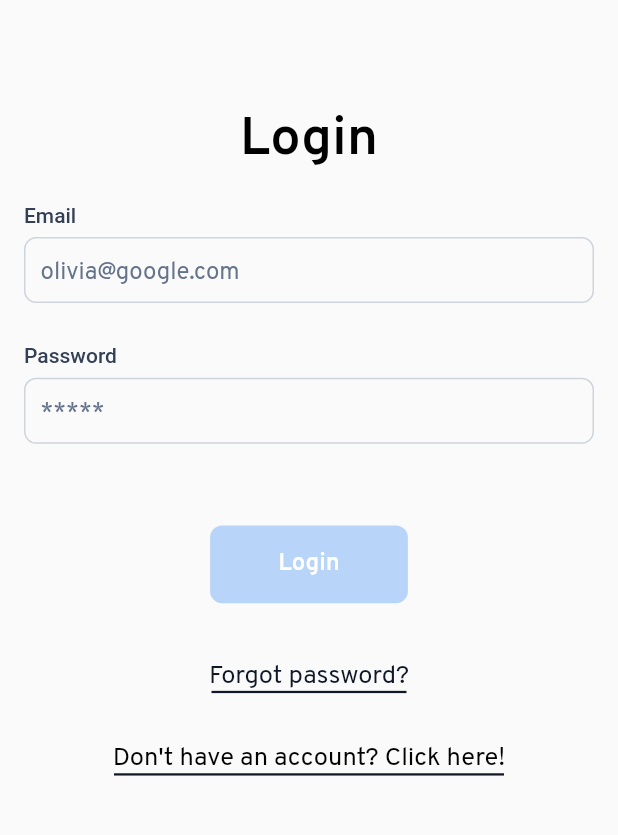
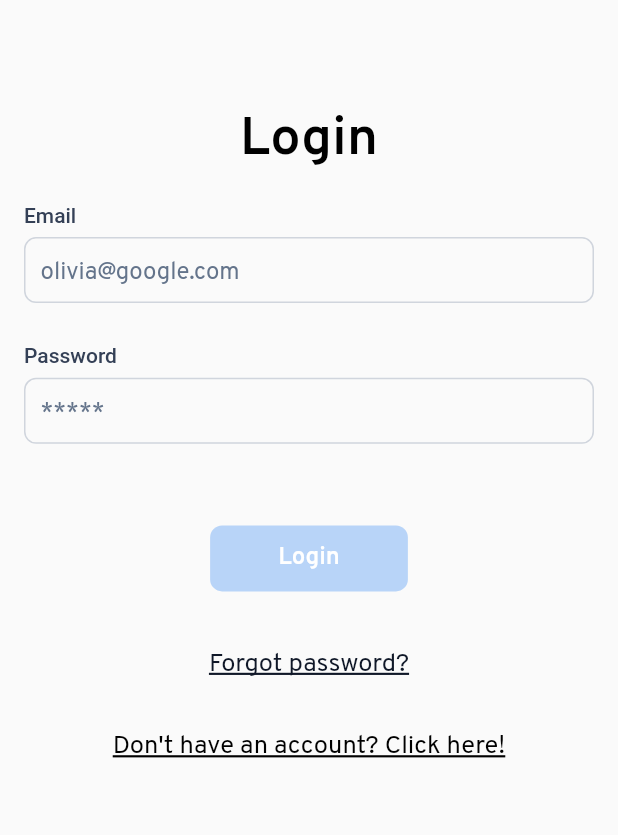
Before and after one commit to JyotBrainBinary/yitaku_new, a Flutter app: the screen it shows after launch, on a phone screen of 412 x 824 dp, the part 176-1011 px from its top. Run offline on Flutter 3.47's test engine with Material 2 defaults, Android fonts, the light colour scheme and no system bars; our stand-ins replace carousel_slider, email_validator, get.

Commit message:
CHANGE J

```diff
--- a/lib/screen/Auth/Login/loginScreen.dart
+++ b/lib/screen/Auth/Login/loginScreen.dart
@@ -34,7 +34,7 @@ class LoginScreen extends StatelessWidget {
                         Align(
                           alignment: Alignment.center,
                           child: Text(
-                            "Login",
+                            StringRes.login,
                             style: semiBold(
                                 color: ColorRes.color767676, fontSize: 30),
                           ),
--- a/lib/screen/Auth/createAccount/create_account_controller.dart
+++ b/lib/screen/Auth/createAccount/create_account_controller.dart
@@ -1,5 +1,6 @@
 import 'package:flutter/material.dart';
 import 'package:get/get.dart';
+import 'package:yitaku/screen/complete_signup/complete_signin_screen.dart';
 import 'package:yitaku/screen/goal_screen/goal_screen.dart';
 import 'package:yitaku/utils/StringRes.dart';
 
@@ -49,9 +50,9 @@ class CreateAccountController extends GetxController {
     update(['createaccount']);
   }
 
-  onTapLogin() {
+  onTapSignUp() {
     if (validation()) {
-      Get.offAll(() => GoalScreen());
+      Get.to(() => CompleteSignupScreen());
     }
     update(['createaccount']);
   }
--- a/lib/screen/complete_signup/complete_signup_controller.dart
+++ b/lib/screen/complete_signup/complete_signup_controller.dart
@@ -45,9 +45,9 @@ class CompleteSignupController extends GetxController {
     update(['complete']);
   }
 
-  onTapLogin() {
+  onTapCompleteSignUp() {
     if (validation()) {
-      Get.offAll(() => GoalScreen());
+      Get.to(() => GoalScreen());
     }
     update(['newlogin']);
   }
--- a/lib/screen/loginpage_new/login_new.dart
+++ b/lib/screen/loginpage_new/login_new.dart
@@ -33,9 +33,9 @@ class LoginPageNew extends StatelessWidget {
                   child: Column(
                     crossAxisAlignment: CrossAxisAlignment.start,
                     children: [
+
+
                       /// ----- top --------
-                      ///
-
                       SizedBox(
                         height: Get.height * 0.062,
                       ),
@@ -221,7 +221,8 @@ class LoginPageNew extends StatelessWidget {
                               child: Align(
                                 alignment: Alignment.center,
                                 child: Container(
-                                  height: Get.height * 0.063,
+                                  height: 44,
+                                  //height: Get.height * 0.063,
                                   width: Get.width * 0.32,
                                   alignment: Alignment.center,
                                   decoration: BoxDecoration(
@@ -238,14 +239,15 @@ class LoginPageNew extends StatelessWidget {
                           : Align(
                               alignment: Alignment.center,
                               child: Container(
-                                height: Get.height * 0.063,
+                                height: 44,
+                                //height: Get.height * 0.063,
                                 width: Get.width * 0.32,
                                 alignment: Alignment.center,
                                 decoration: BoxDecoration(
                                   borderRadius: BorderRadius.circular(8),
                                   color: ColorRes.disableColor,
                                 ),
-                                child: Text("Login",
+                                child: Text(StringRes.login,
                                     style: overpassRegular(
                                         fontWeight: FontWeight.w600,
                                         fontSize: 16)),
@@ -265,14 +267,14 @@ class LoginPageNew extends StatelessWidget {
                               style: overpassRegular(
                                 color: ColorRes.fontGrey,
                                 fontSize: 17,
-                                //textdeco: TextDecoration.underline,
+                                textdeco: TextDecoration.underline,
                               ),
                             ),
-                            Container(
+                            /*Container(
                               height: 1.5,
                               width: 130,
                               color: ColorRes.fontGrey,
-                            ),
+                            ),*/
                           ],
                         ),
                       ),
@@ -291,18 +293,18 @@ class LoginPageNew extends StatelessWidget {
                             children: [
                               Text(
                                 StringRes.doNot,
-                                // style: TextStyle(decoration: TextDecoration.underline),
+                                //style: TextStyle(decoration: TextDecoration.underline),
                                 style: overpassRegular(
                                   color: ColorRes.black,
                                   fontSize: 17,
-                                  //textdeco: TextDecoration.underline,
+                                  textdeco: TextDecoration.underline,
                                 ),
                               ),
-                              Container(
+                              /*Container(
                                 height: 1.5,
                                 width: 260,
                                 color: ColorRes.fontGrey,
-                              ),
+                              ),*/
                             ],
                           ),
                         ),
--- a/lib/screen/loginpage_new/login_new_controller.dart
+++ b/lib/screen/loginpage_new/login_new_controller.dart
@@ -49,7 +49,7 @@ emailTextActive =false;
 
   onTapLogin() {
     if (validation()) {
-      Get.offAll(() => GoalScreen());
+      Get.to(() => GoalScreen());
     }
     update(['newlogin']);
   }
--- a/lib/screen/typeSeller_screen/type_seller_screen.dart
+++ b/lib/screen/typeSeller_screen/type_seller_screen.dart
@@ -66,7 +66,8 @@ class TypeSellerScreen extends StatelessWidget {
                               borderRadius: BorderRadius.circular(10),
                               border: Border.all(
                                   width: 1.3,
-                                  color: typeSellerController.isDrop == true
+                                  color: typeSellerController.sellerTypeString !=
+                                      StringRes.selectASellerType
                                       ? ColorRes.appColor
                                       : ColorRes.textfieldBorder),
                             ),
--- a/lib/utils/StringRes.dart
+++ b/lib/utils/StringRes.dart
@@ -1,6 +1,6 @@
 class StringRes {
   ///-------------------------------------- authentication --------------------------------------------
-  static const signUp = "SIGN UP";
+  static const signUp = "Sign up";
   static const mailHInt = "olivia@google.com";
   static const login = "Login";
   static const exploreWithoutSignUp = "Explore without signup";
--- a/lib/utils/colorRes.dart
+++ b/lib/utils/colorRes.dart
@@ -5,6 +5,7 @@ class ColorRes {
   static const white = Color(0xFFFFFFFF);
   static const appColor = Color(0xff2652BD);
   static const stroke = Color(0xff3879E8);
+
 
   static const disableColor = Color(0xffB8D4F8);
   static const fontGrey = Color(0xff101828);
```
Also changed, not shown: lib/screen/Auth/createAccount/create_account_screen.dart (+8 -5 lines), lib/screen/complete_signup/complete_signin_screen.dart (+9 -6 lines), lib/screen/home_screen_two/home_screen_two.dart (+9 -8 lines), lib/screen/intro_screen/intro_screen.dart (+32 -72 lines).
